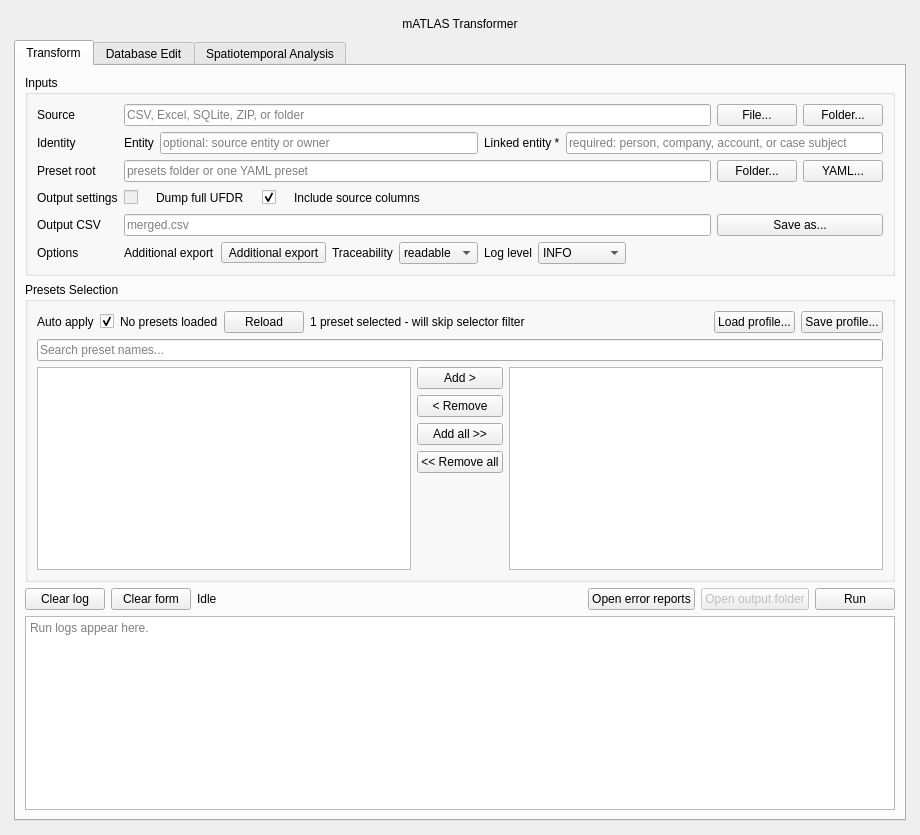
Above: gui/main_window.ui from Ben0x0a/mATLAS before the change. Below: the same form after it.
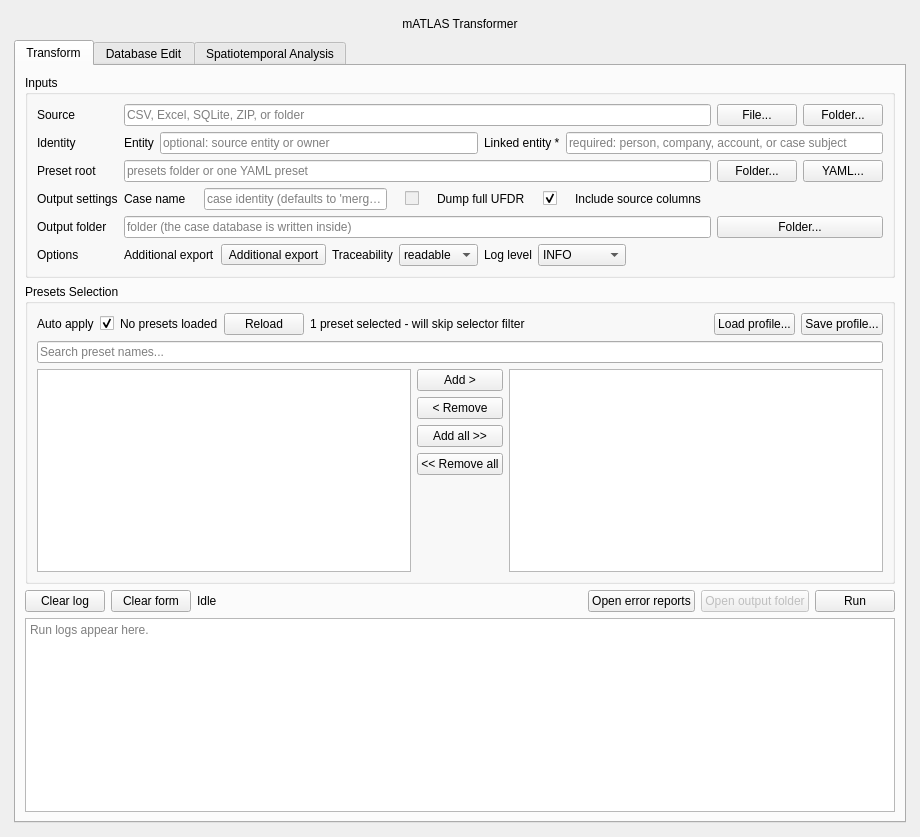
That is the form after the change. Custom widgets are drawn as their Qt base class.

Commit message:
gui: case-first context — case name, active-case title, tab binding
Adds a case-name field that becomes the case DB identity (<name>.matlas.sqlite,
so a run against an existing one appends). After a run the case is activated: the
window title shows it, the Database-Edit and Spatiotemporal tabs bind to it, and
its running totals (runs/sources/assertions) are logged and grow as evidence is
appended. New Qt-free case_state helper reads the totals read-only.

What changed in the file:
```diff
--- a/gui/main_window.ui
+++ b/gui/main_window.ui
@@ -233,6 +233,20 @@
          <property name="spacing">
           <number>18</number>
          </property>
+         <item>
+          <widget class="QLabel" name="caseNameLabel">
+           <property name="text">
+            <string>Case name</string>
+           </property>
+          </widget>
+         </item>
+         <item>
+          <widget class="QLineEdit" name="caseNameEdit">
+           <property name="placeholderText">
+            <string>case identity (defaults to 'merged')</string>
+           </property>
+          </widget>
+         </item>
          <item>
           <widget class="QCheckBox" name="dumpFullUfdrCheck">
            <property name="text">
@@ -285,21 +299,21 @@
        <item row="4" column="0">
         <widget class="QLabel" name="outputLabel">
          <property name="text">
-          <string>Output CSV</string>
+          <string>Output folder</string>
          </property>
         </widget>
        </item>
        <item row="4" column="1">
         <widget class="DragDropLineEdit" name="outputEdit">
          <property name="placeholderText">
-          <string>merged.csv</string>
+          <string>folder (the case database is written inside)</string>
          </property>
         </widget>
        </item>
        <item row="4" column="2" colspan="2">
         <widget class="QPushButton" name="outputButton">
          <property name="text">
-          <string>Save as...</string>
+          <string>Folder...</string>
          </property>
         </widget>
        </item>
```
The commit also changes 4 other files.
